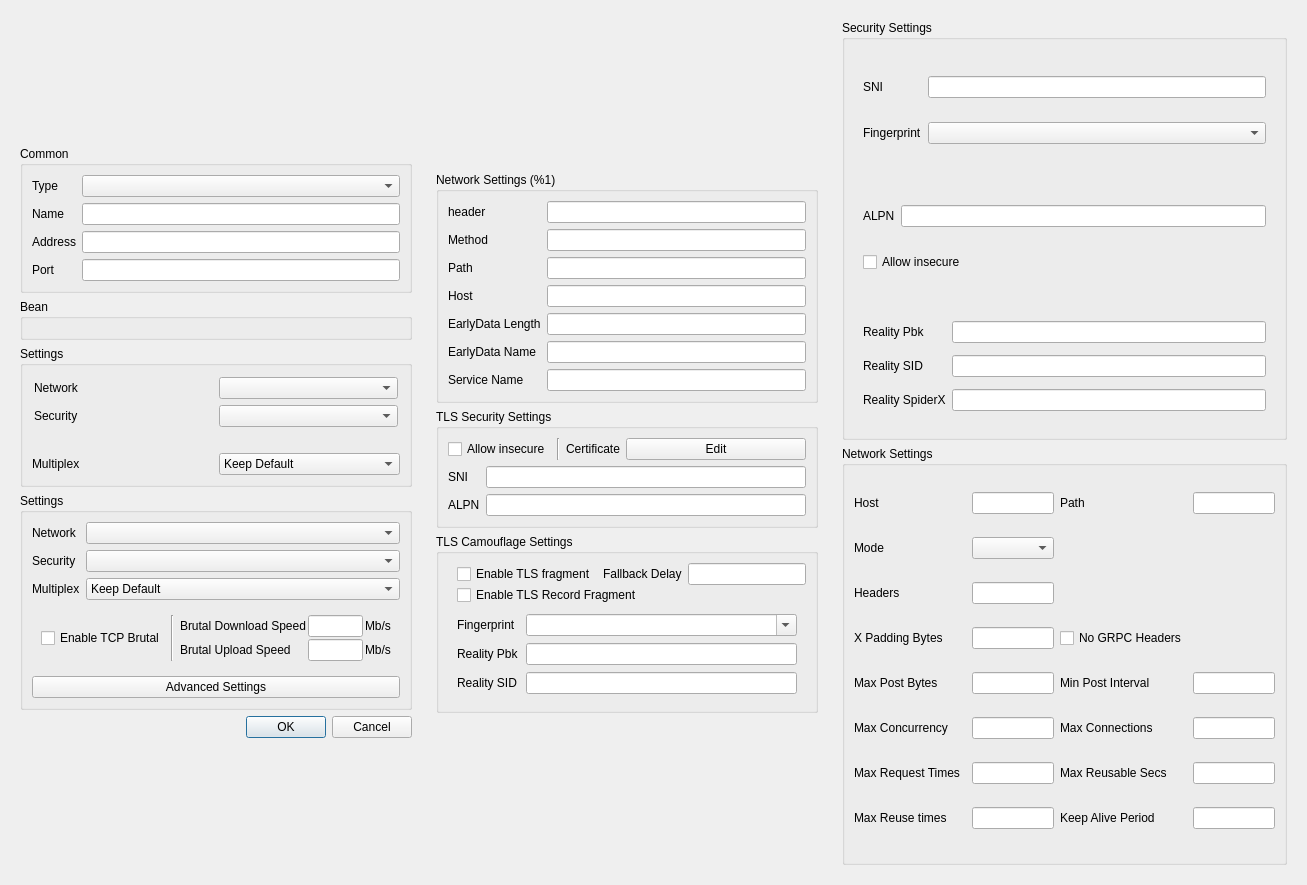
Old version of the form include/ui/profile/dialog_edit_profile.ui in the repository shengmo0210/Throne.
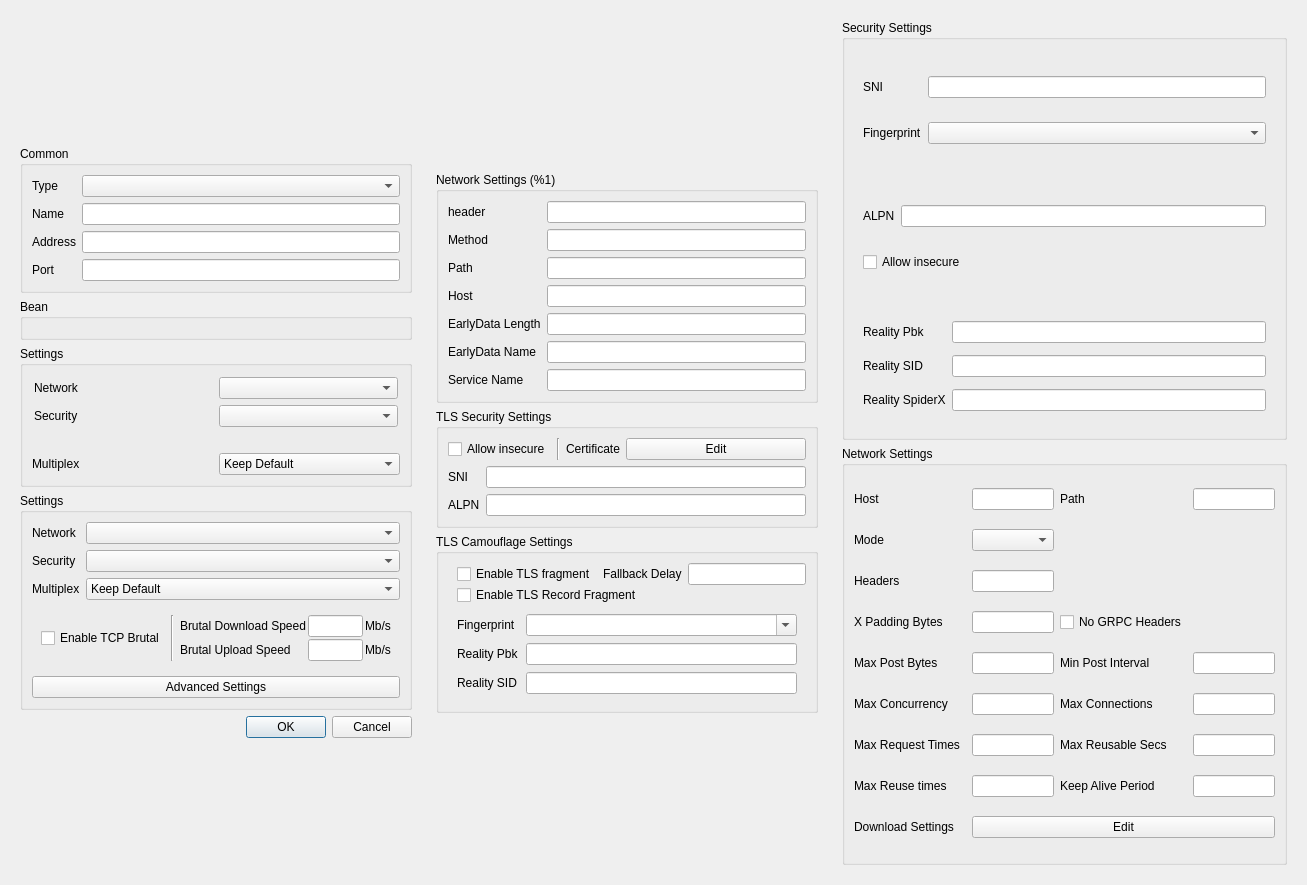
New version of the form. Custom widgets are drawn as their Qt base class.

What changed in the file:
```diff
--- a/include/ui/profile/dialog_edit_profile.ui
+++ b/include/ui/profile/dialog_edit_profile.ui
@@ -1058,6 +1058,20 @@
          <item row="10" column="6">
           <widget class="QLineEdit" name="xray_keep_alive_period"/>
          </item>
+         <item row="11" column="2">
+          <widget class="QLabel" name="label_32">
+           <property name="text">
+            <string>Download Settings</string>
+           </property>
+          </widget>
+         </item>
+         <item row="11" column="4" colspan="3">
+          <widget class="QPushButton" name="xray_downloadsettings_edit">
+           <property name="text">
+            <string>Edit</string>
+           </property>
+          </widget>
+         </item>
          <item row="8" column="5">
           <widget class="QLabel" name="label_31">
            <property name="text">
```
Left out of the diff: 1 changed line with no effect on the pictures.
